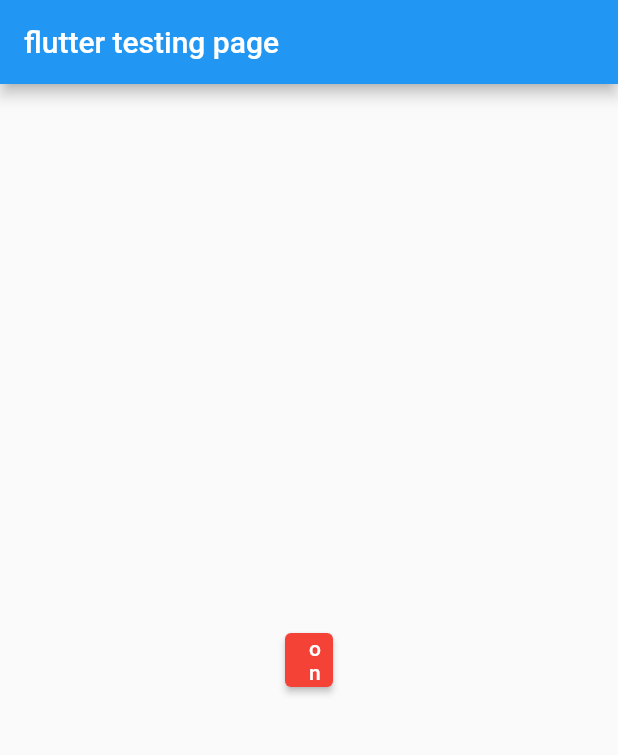
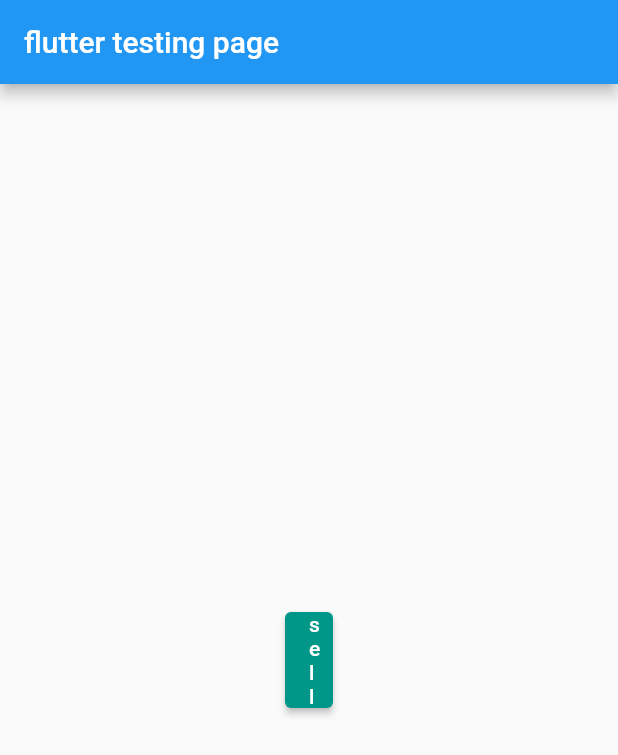
Before and after one commit to dnmm/flutter_training, a Flutter app: the Myhomepage screen opened directly, on a phone screen of 412 x 824 dp. Shown: the top 755 px of the screen. Run offline on Flutter 3.47's test engine with Material 2 defaults, Android fonts, the light colour scheme and no system bars.

Commit message:
26/1/2022

```diff
--- a/lib/Rb/button/clickable_button.dart
+++ b/lib/Rb/button/clickable_button.dart
@@ -26,9 +26,6 @@ class Firstbuto extends StatelessWidget {
         ),
         body: Center(
           child: ElevatedButton(
-            // focusColor: Colors.red,
-            // hoverColor: Colors.green,
-            // splashColor: Colors.blue,
             onPressed: () {},
             child: const Text('click me'),
           ),
--- a/lib/Rb/button/onoff_button.dart
+++ b/lib/Rb/button/onoff_button.dart
@@ -43,10 +43,10 @@ class _MyhomepageState extends State<Myhomepage> {
             padding: const EdgeInsets.symmetric(horizontal: 190, vertical: 16),
             child: ElevatedButton(
               onPressed: () => setState(() => _flag = !_flag),
-              child: Text(_flag ? 'on' : 'off'),
+              child: Text(_flag ? 'sell' : 'cancel'),
               style: ElevatedButton.styleFrom(
                 primary:
-                    _flag ? Colors.red : Colors.teal, // This is what you need!
+                    _flag ? Colors.teal : Colors.red, // This is what you need!
               ),
             ),
           ),
--- a/lib/Rb/button/simple_button.dart
+++ b/lib/Rb/button/simple_button.dart
@@ -30,7 +30,7 @@ class Sbutton extends StatelessWidget {
             Padding(
               padding: const EdgeInsets.all(200.0),
               child: MaterialButton(
-                //color: Colors.red,
+                color: Colors.red[50],
                 splashColor: Colors.cyan,
                 onPressed: () {},
                 //we show here in child whitch is display
--- a/lib/Rb/search bar/searchpage.dart
+++ b/lib/Rb/search bar/searchpage.dart
@@ -10,7 +10,7 @@ class Searchpage extends StatelessWidget {
       //remove debug form app bar
       //app bar ka debug smymle ko remove karna
       debugShowCheckedModeBanner: false,
-      title: "rb infotech",
+      title: "flutter",
       theme: ThemeData(
         primarySwatch: Colors.red,
       ),
```
Also changed, not shown: lib/Rb/button/button1.dart (+8 -3 lines), lib/Rb/navigation/homepage.dart (+4 -5 lines), lib/Rb/row button/row_button_text.dart (+17 -6 lines).
